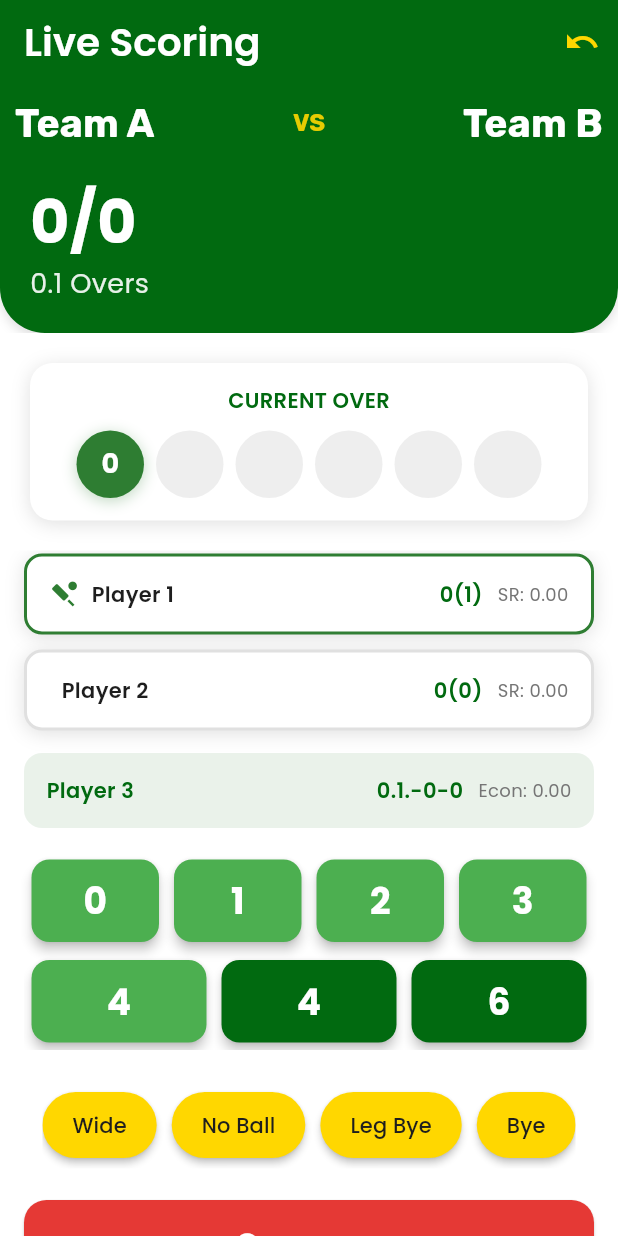
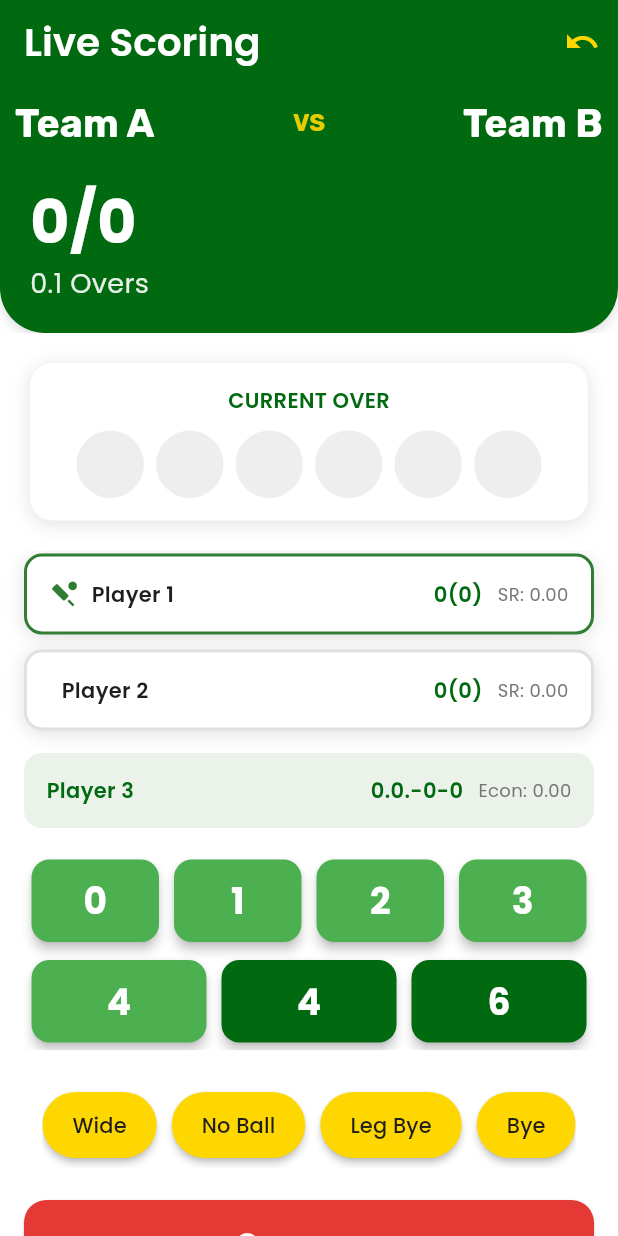
Before and after one commit to shaikhikram04/Tracket, a Flutter app: the screen it shows after launch, after a tap on an icon or button, on a phone screen of 412 x 824 dp. Run offline on Flutter 3.47's test engine with Material 3 defaults, Android fonts, the light colour scheme and no system bars; our stand-ins replace animate_do, cached_network_image, cloud_firestore, device_preview, firebase_auth, firebase_core and 5 more; accounts and stored records are empty; generated files the repository leaves out were written again.

Commit message:
make currentOverRuns list nullable

```diff
--- a/lib/matches/models/match.dart
+++ b/lib/matches/models/match.dart
@@ -32,7 +32,7 @@ class Match {
     required this.currentBatsmen,
     required this.strikerIndex,
     required this.currentBowlers,
-    this.currentOverRuns = const [],
+    this.currentOverRuns = const [null, null, null, null, null, null],
     this.isTeam1WonToss,
     this.tossDecision,
     this.inning1,
@@ -64,7 +64,7 @@ class Match {
   final bool spectatorsAllowed;
   final Timestamp updatedAt;
   final DateTime schedule;
-  final List<BallOutcome> currentOverRuns;
+  final List<BallOutcome?> currentOverRuns;
   final List<StrikerData>? currentBatsmen;
   final CurrentBowlerData? currentBowlers;
   final int strikerIndex;
@@ -243,14 +243,14 @@ class Match {
         'winningTeamId': winningTeamId,
         'winningMethod': winningMethod?.name,
         'winningMargin': winningMargin,
-        'currentOverRuns': currentOverRuns.map((e) => e.toMap()).toList(),
+        'currentOverRuns': currentOverRuns.map((e) => e?.toMap()).toList(),
         'currentBatsmen': currentBatsmen?.map((e) => e.toMap).toList(),
         'strikerIndex': strikerIndex,
       };
 
   Match copyWith({
     CurrentBowlerData? currentBowler,
-    List<BallOutcome>? currentOverRuns,
+    List<BallOutcome?>? currentOverRuns,
     bool? isTeam1WonToss,
     TossDecision? tossDecision,
     Inning? inning1,
--- a/lib/matches/providers/match_provider.dart
+++ b/lib/matches/providers/match_provider.dart
@@ -275,11 +275,15 @@ class MatchStateNotifier extends StateNotifier<Match?> {
 
   void _updateCurrentOverRuns(BallOutcome updatedOverRuns) {
     if (state == null) return;
+    final currentOverRuns = state!.currentOverRuns;
+    for (int i = 0; i < currentOverRuns.length; i++) {
+      if (currentOverRuns[i] == null) {
+        currentOverRuns[i] = updatedOverRuns;
+        break;
+      }
+    }
 
-    state = state!.copyWith(currentOverRuns: [
-      ...state!.currentOverRuns,
-      updatedOverRuns,
-    ]);
+    state = state!.copyWith(currentOverRuns: currentOverRuns);
   }
 
   int get remainingBalls {
--- a/lib/matches/screens/operator_side_scoring_screen/current_over_indicator.dart
+++ b/lib/matches/screens/operator_side_scoring_screen/current_over_indicator.dart
@@ -6,7 +6,7 @@ import 'package:tracket/matches/models/ball_outcome.dart';
 import 'package:tracket/utils/colors.dart';
 
 class CurrentOverIndicator extends StatelessWidget {
-  final List<BallOutcome> balls;
+  final List<BallOutcome?> balls;
   final int remainingBalls;
   final bool isBlur;
 
@@ -52,10 +52,8 @@ class CurrentOverIndicator extends StatelessWidget {
                   physics: BouncingScrollPhysics(),
                   child: Row(
                     mainAxisAlignment: MainAxisAlignment.center,
-                    children:
-                        List.generate(balls.length + remainingBalls, (index) {
-                      final ballValue =
-                          index < balls.length ? balls[index] : null;
+                    children: List.generate(balls.length, (index) {
+                      final ballValue = balls[index];
                       return Container(
                         margin: EdgeInsets.symmetric(horizontal: 4),
                         width: 45,
```
